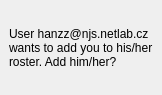
Before: the Qt Designer form subscription.ui in xmpp-graveyard/jabbim, drawn with Qt 5.
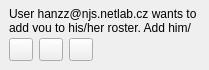
After: the same form once the commit is applied.

Commit message: uprava vzhledu pozadavku o autorizaci

```diff
--- a/subscription.ui
+++ b/subscription.ui
@@ -5,14 +5,14 @@
    <rect>
     <x>0</x>
     <y>0</y>
-    <width>162</width>
-    <height>95</height>
+    <width>209</width>
+    <height>70</height>
    </rect>
   </property>
   <property name="minimumSize" >
    <size>
     <width>0</width>
-    <height>95</height>
+    <height>70</height>
    </size>
   </property>
   <property name="windowTitle" >
@@ -25,7 +25,51 @@
    <property name="spacing" >
     <number>6</number>
    </property>
-   <item row="0" column="0" >
+   <item row="1" column="0" >
+    <layout class="QHBoxLayout" >
+     <property name="margin" >
+      <number>0</number>
+     </property>
+     <property name="spacing" >
+      <number>6</number>
+     </property>
+     <item>
+      <widget class="QToolButton" name="add" >
+       <property name="text" >
+        <string/>
+       </property>
+      </widget>
+     </item>
+     <item>
+      <widget class="QToolButton" name="delete" >
+       <property name="text" >
+        <string/>
+       </property>
+      </widget>
+     </item>
+     <item>
+      <widget class="QToolButton" name="vcard" >
+       <property name="text" >
+        <string/>
+       </property>
+      </widget>
+     </item>
+    </layout>
+   </item>
+   <item row="1" column="1" >
+    <spacer>
+     <property name="orientation" >
+      <enum>Qt::Horizontal</enum>
+     </property>
+     <property name="sizeHint" >
+      <size>
+       <width>41</width>
+       <height>20</height>
+      </size>
+     </property>
+    </spacer>
+   </item>
+   <item row="0" column="0" colspan="2" >
     <widget class="QLabel" name="text" >
      <property name="text" >
       <string>User hanzz@njs.netlab.cz wants to add you to his/her roster. Add him/her?</string>
```
The commit also changes 2 other files.
